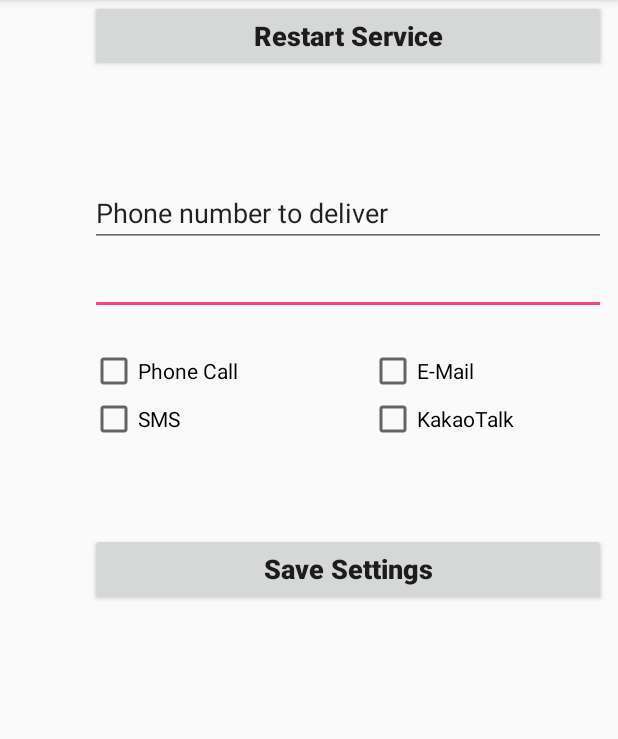
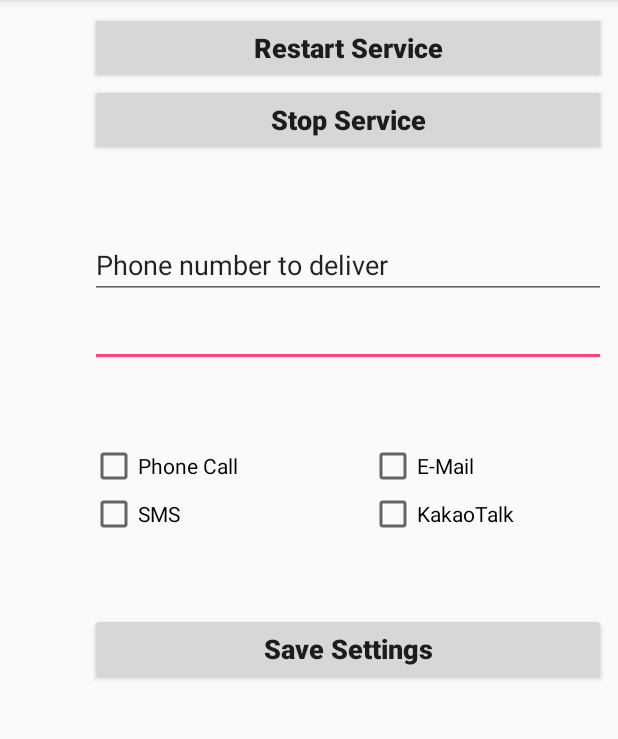
Before and after one commit to mrhalite/HaliteRelay, an Android app: the screen it shows after launch (MainActivity), on a phone screen of 412 x 824 dp, the part 84-823 px from its top. Run offline under Robolectric (Android 15) with nearby library versions, the phone set to English and light mode, and no system bars.

Commit message:
HaliteRelay v1.2
1. Layout 정리
    좌우 안 맞는 문제 및 바탕 Layout의 디자인 시의 절대 위치 자동 변경을 수정
2. 연락처 찾기 개선
    연락처에서 회사, 직위를 찾아 이름과 함께 전달하도록 수정

```diff
--- a/app/build.gradle
+++ b/app/build.gradle
@@ -7,8 +7,8 @@ android {
         applicationId "com.halite.util.haliterelay"
         minSdkVersion 24
         targetSdkVersion 26
-        versionCode 11
-        versionName "1.1"
+        versionCode 12
+        versionName "1.2"
         testInstrumentationRunner "android.support.test.runner.AndroidJUnitRunner"
     }
     buildTypes {
--- a/app/src/main/res/layout/activity_main.xml
+++ b/app/src/main/res/layout/activity_main.xml
@@ -8,17 +8,22 @@
 
     <LinearLayout
         android:layout_width="344dp"
-        android:layout_height="495dp"
+        android:layout_height="0dp"
         android:layout_marginEnd="8dp"
         android:layout_marginRight="8dp"
         android:orientation="vertical"
         android:weightSum="1"
         app:layout_constraintRight_toRightOf="parent"
-        tools:layout_editor_absoluteY="8dp">
+        tools:layout_constraintTop_creator="1"
+        tools:layout_constraintBottom_creator="1"
+        app:layout_constraintBottom_toBottomOf="parent"
+        android:layout_marginTop="8dp"
+        android:layout_marginBottom="8dp"
+        app:layout_constraintTop_toTopOf="parent">
 
         <LinearLayout
             android:layout_width="match_parent"
-            android:layout_height="119dp"
+            android:layout_height="wrap_content"
             android:orientation="vertical"
             tools:layout_editor_absoluteX="8dp"
             tools:layout_editor_absoluteY="8dp">
@@ -32,11 +37,24 @@
                 android:textAllCaps="false"
                 android:textSize="18sp"
                 android:textStyle="bold" />
+            <Button
+                android:id="@+id/stopServiceBtn"
+                android:layout_width="match_parent"
+                android:layout_height="wrap_content"
+                android:onClick="stopServiceBtn_Click"
+                android:text="@string/stop_service"
+                android:textAllCaps="false"
+                android:textSize="18sp"
+                android:textStyle="bold" />
         </LinearLayout>
 
         <LinearLayout
             android:layout_width="match_parent"
-            android:layout_height="112dp"
+            android:layout_height="50dp"></LinearLayout>
+
+        <LinearLayout
+            android:layout_width="match_parent"
+            android:layout_height="wrap_content"
             android:orientation="vertical">
 
             <EditText
@@ -60,7 +78,11 @@
 
         <LinearLayout
             android:layout_width="match_parent"
-            android:layout_height="124dp"
+            android:layout_height="50dp"></LinearLayout>
+
+        <LinearLayout
+            android:layout_width="match_parent"
+            android:layout_height="wrap_content"
             android:orientation="horizontal">
 
             <LinearLayout
@@ -102,7 +124,11 @@
 
         <LinearLayout
             android:layout_width="match_parent"
-            android:layout_height="match_parent"
+            android:layout_height="50dp"></LinearLayout>
+
+        <LinearLayout
+            android:layout_width="match_parent"
+            android:layout_height="wrap_content"
             android:orientation="vertical">
 
             <Button
--- a/app/src/main/res/values/strings.xml
+++ b/app/src/main/res/values/strings.xml
@@ -1,6 +1,7 @@
 <resources>
     <string name="app_name">HaliteRelay</string>
     <string name="restart_service">Restart Service</string>
+    <string name="stop_service">Stop Service</string>
     <string name="phone_number_to_deliver">Phone number to deliver</string>
     <string name="should_be_set">반드시 있어야 함</string>
     <string name="phone_call">Phone Call</string>
```
Also changed, not shown: app/src/main/java/com/halite/util/haliterelay/MainActivity.java (+6 -1 lines), app/src/main/java/com/halite/util/haliterelay/RelayService.java (+24 -1 lines).
